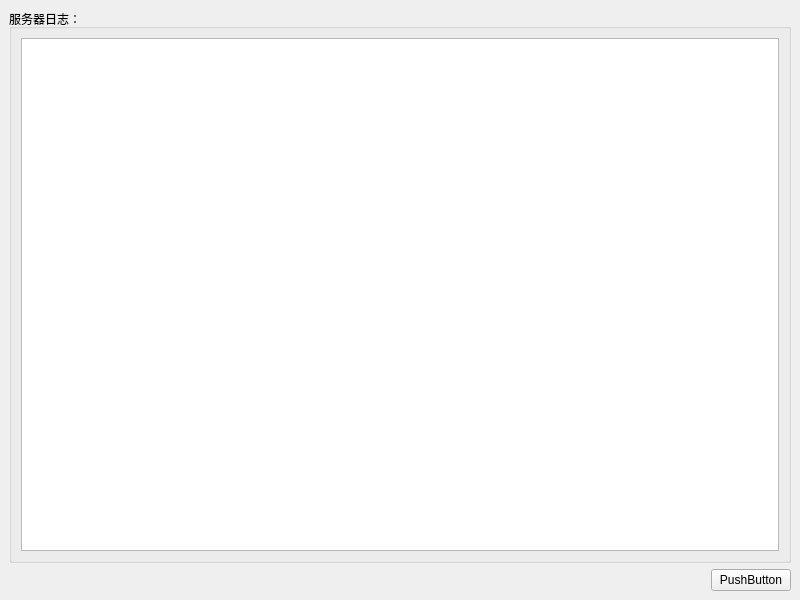
This is Lab4/ChatServer/mainwindow.ui in DingXiangi/QtLab as Qt 5 draws it before an edit. The edited form follows.
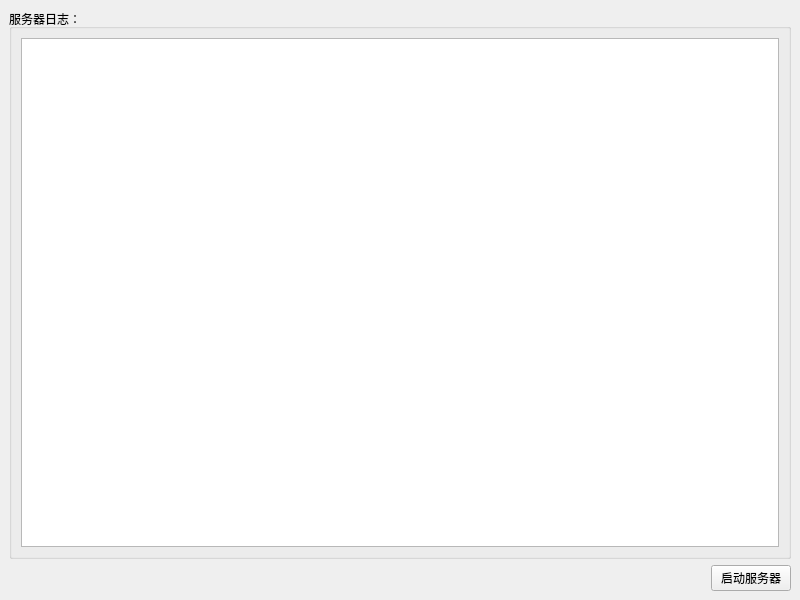
This is the edited form.

The edit to the form file:
```diff
--- a/Lab4/ChatServer/mainwindow.ui
+++ b/Lab4/ChatServer/mainwindow.ui
@@ -45,7 +45,7 @@
       <item>
        <widget class="QPushButton" name="startStopButton">
         <property name="text">
-         <string>PushButton</string>
+         <string>启动服务器</string>
         </property>
        </widget>
       </item>
```
Left out of the diff: 2 changed lines with no effect on the pictures.
